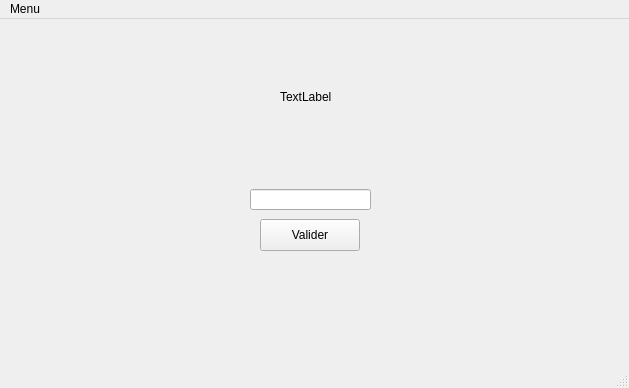
Vatix1/Pendu, file mainwindow.ui: the form before one commit.
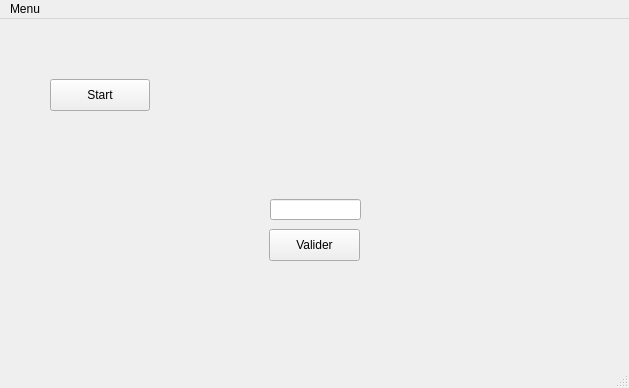
The form after the commit.

The edit to the form file:
```diff
--- a/mainwindow.ui
+++ b/mainwindow.ui
@@ -36,15 +36,15 @@
      </sizepolicy>
     </property>
     <property name="text">
-     <string>TextLabel</string>
+     <string/>
     </property>
    </widget>
    <widget class="QLineEdit" name="lineEdit">
     <property name="geometry">
      <rect>
-      <x>250</x>
-      <y>170</y>
-      <width>121</width>
+      <x>270</x>
+      <y>180</y>
+      <width>91</width>
       <height>21</height>
      </rect>
     </property>
@@ -52,9 +52,9 @@
    <widget class="QPushButton" name="pushButton">
     <property name="geometry">
      <rect>
-      <x>260</x>
-      <y>200</y>
-      <width>100</width>
+      <x>269</x>
+      <y>210</y>
+      <width>91</width>
       <height>32</height>
      </rect>
     </property>
@@ -62,6 +62,32 @@
      <string>Valider</string>
     </property>
    </widget>
+   <widget class="QPushButton" name="startButton">
+    <property name="geometry">
+     <rect>
+      <x>50</x>
+      <y>60</y>
+      <width>100</width>
+      <height>32</height>
+     </rect>
+    </property>
+    <property name="text">
+     <string>Start</string>
+    </property>
+   </widget>
+   <widget class="QLabel" name="usedLettersLabel">
+    <property name="geometry">
+     <rect>
+      <x>210</x>
+      <y>260</y>
+      <width>391</width>
+      <height>20</height>
+     </rect>
+    </property>
+    <property name="text">
+     <string/>
+    </property>
+   </widget>
   </widget>
   <widget class="QMenuBar" name="menubar">
    <property name="geometry">
```
Left out of the diff: 4 changed lines with no effect on the pictures.
